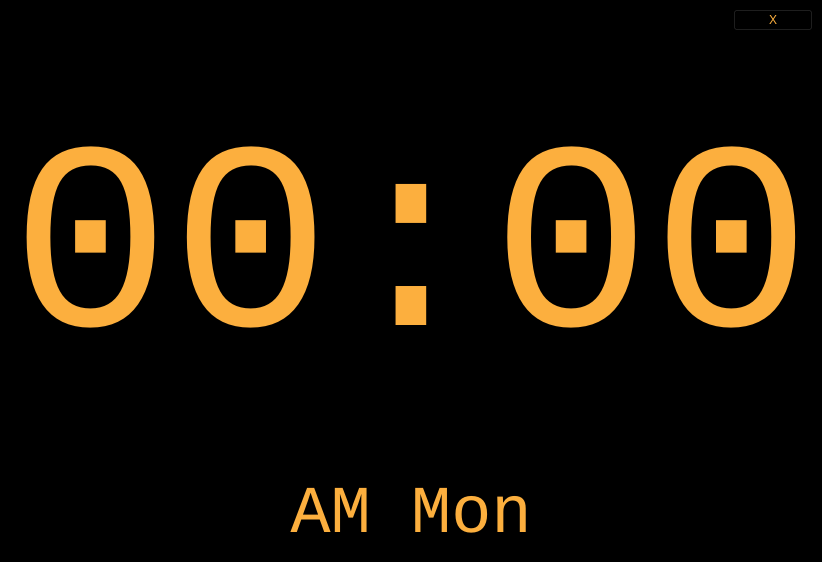
Qt form g.ui (jaysonhelseth/mineclock-pyside2) before a commit.
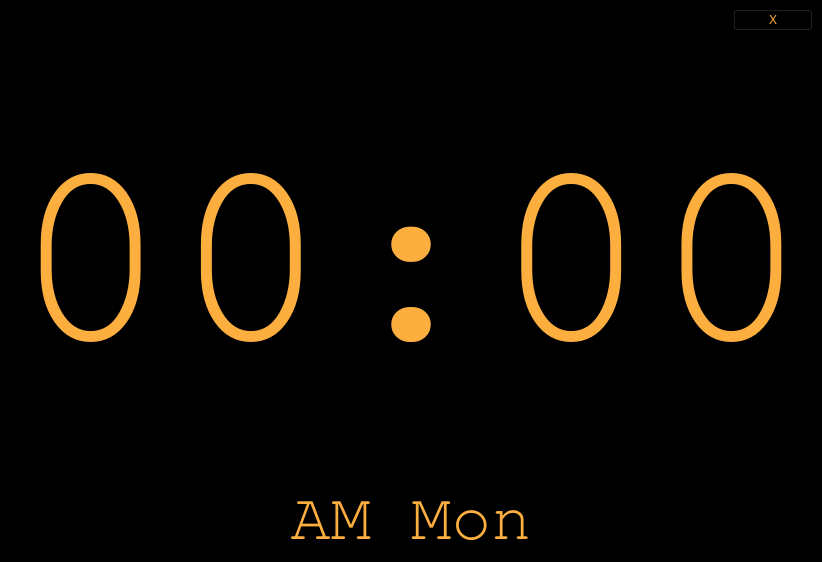
The same form after that commit.

Commit message: Changed the font to FreeMono and hid the close button for now.

What changed in the file:
```diff
--- a/g.ui
+++ b/g.ui
@@ -23,8 +23,10 @@
      <widget class="QLabel" name="mainClock">
       <property name="font">
        <font>
-        <family>Monospace</family>
+        <family>FreeMono</family>
         <pointsize>200</pointsize>
+        <weight>50</weight>
+        <bold>false</bold>
        </font>
       </property>
       <property name="text">
@@ -65,8 +67,10 @@
      <widget class="QLabel" name="day">
       <property name="font">
        <font>
-        <family>Monospace</family>
+        <family>FreeMono</family>
         <pointsize>50</pointsize>
+        <weight>50</weight>
+        <bold>false</bold>
        </font>
       </property>
       <property name="text">
```
The commit also changes 2 other files.
